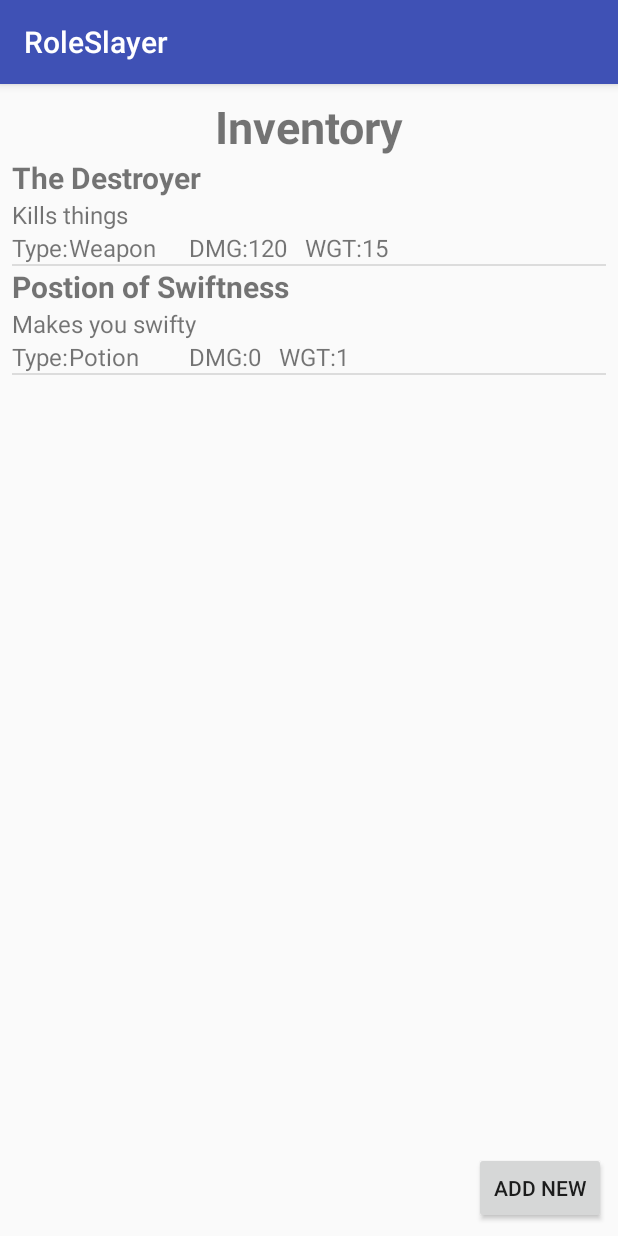
After one commit to vincentcote87/RoleSlayer, an Android app: the CharacterInventoryPage screen opened directly, with no data from a screen before it, on a phone screen of 412 x 824 dp. The commit adds this screen. Run offline under Robolectric (Android 15) with nearby library versions, the phone set to English and light mode, and no system bars.

Commit message:
inventory list works, need to implement add new

```diff
--- a/RoleSlayer/app/src/main/AndroidManifest.xml
+++ b/RoleSlayer/app/src/main/AndroidManifest.xml
@@ -18,7 +18,8 @@
             </intent-filter>
         </activity>
         <activity android:name=".CharacterMainPage" />
-        <activity android:name=".CharacterBasics"></activity>
+        <activity android:name=".CharacterBasics" />
+        <activity android:name=".CharacterInventoryPage"></activity>
     </application>
 
 </manifest>
--- /dev/null
+++ b/RoleSlayer/app/src/main/java/com/roleslayin/roleslayer/CharacterInventoryPage.java
@@ -0,0 +1,28 @@
+package com.roleslayin.roleslayer;
+
+import android.support.v7.app.AppCompatActivity;
+import android.os.Bundle;
+import android.widget.ListView;
+
+public class CharacterInventoryPage extends AppCompatActivity {
+
+    private Integer index;
+    private ListView listView;
+
+    @Override
+    protected void onCreate(Bundle savedInstanceState) {
+        super.onCreate(savedInstanceState);
+        setContentView(R.layout.activity_character_inventory_page);
+
+        index = getIntent().getIntExtra("index", 0);
+
+        initList();
+    }
+
+    public void initList() {
+        InventoryListAdapter myList = new InventoryListAdapter(this,
+                ((MyApplication)this.getApplicationContext()).characterArray.get(index).inventory);
+        listView = (ListView)findViewById(R.id.inventoryListView);
+        listView.setAdapter(myList);
+    }
+}
--- /dev/null
+++ b/RoleSlayer/app/src/main/java/com/roleslayin/roleslayer/CharacterItem.java
@@ -0,0 +1,62 @@
+package com.roleslayin.roleslayer;
+
+public class CharacterItem {
+
+    public CharacterItem(){}
+    public CharacterItem(String name, String descr, String type, int dmg, int weight) {
+        this.itemName = name;
+        this.itemDescr = descr;
+        this.itemType = type;
+        this.itemDmg = dmg;
+        this.itemWeight = weight;
+    }
+
+    private String itemName;
+    private String itemDescr;
+    private String itemType;
+    private int itemDmg;
+    private int itemWeight;
+
+
+    public int getItemWeight() {
+        return itemWeight;
+    }
+
+    public void setItemWeight(int itemWeight) {
+        this.itemWeight = itemWeight;
+    }
+
+
+    public String getItemName() {
+        return itemName;
+    }
+
+    public void setItemName(String itemName) {
+        this.itemName = itemName;
+    }
+
+    public String getItemDescr() {
+        return itemDescr;
+    }
+
+    public void setItemDescr(String itemDescr) {
+        this.itemDescr = itemDescr;
+    }
+
+    public String getItemType() {
+        return itemType;
+    }
+
+    public void setItemType(String itemType) {
+        this.itemType = itemType;
+    }
+
+    public int getItemDmg() {
+        return itemDmg;
+    }
+
+    public void setItemDmg(int itemDmg) {
+        this.itemDmg = itemDmg;
+    }
+
+}
--- a/RoleSlayer/app/src/main/java/com/roleslayin/roleslayer/CharacterMainPage.java
+++ b/RoleSlayer/app/src/main/java/com/roleslayin/roleslayer/CharacterMainPage.java
@@ -44,8 +44,15 @@ public class CharacterMainPage extends AppCompatActivity {
                 Intent intent = new Intent(CharacterMainPage.this, CharacterBasics.class);
                 intent.putExtra("index", index);
                 startActivity(intent);
+            }
+        });
 
-//                passIntent(CharacterBasics.class, playerChar);
+        inventoryBtn.setOnClickListener(new View.OnClickListener() {
+            @Override
+            public void onClick(View view) {
+                Intent intent = new Intent(CharacterMainPage.this, CharacterInventoryPage.class);
+                intent.putExtra("index", index);
+                startActivity(intent);
             }
         });
     }
--- /dev/null
+++ b/RoleSlayer/app/src/main/java/com/roleslayin/roleslayer/InventoryListAdapter.java
@@ -0,0 +1,52 @@
+package com.roleslayin.roleslayer;
+
+import android.app.Activity;
+import android.view.LayoutInflater;
+import android.view.View;
+import android.view.ViewGroup;
+import android.widget.ArrayAdapter;
+import android.widget.ImageView;
+import android.widget.TextView;
+
+import org.w3c.dom.Text;
+
+import java.util.ArrayList;
+
+public class InventoryListAdapter extends ArrayAdapter {
+
+    private final Activity context;
+
+    private final ArrayList<CharacterItem> itemArray = new ArrayList<>();
+
+    public InventoryListAdapter(Activity context, ArrayList<CharacterItem> itemsArrayParam) {
+        super(context, R.layout.inventory_list_view, itemsArrayParam);
+
+        this.context = context;
+
+        this.itemArray.addAll(itemsArrayParam);
+    }
+
+    public View getView(int position, View view, ViewGroup parent) {
+        LayoutInflater inflater = context.getLayoutInflater();
+        View rowView=inflater.inflate(R.layout.inventory_list_view, null, true);
+
+        TextView nameTextField = (TextView)
+                rowView.findViewById(R.id.itemNameView);
+        TextView descrTextField = (TextView)
+                rowView.findViewById(R.id.itemDescView);
+        TextView typeTextField = (TextView)
+                rowView.findViewById(R.id.itemTypeInputView);
+        TextView dmgTextField = (TextView)
+                rowView.findViewById(R.id.itemDmgInputView);
+        TextView weightTextField = (TextView)
+                rowView.findViewById(R.id.itemWeightInputView);
+
+        nameTextField.setText(itemArray.get(position).getItemName());
+        descrTextField.setText(itemArray.get(position).getItemDescr());
+        typeTextField.setText(itemArray.get(position).getItemType());
+        dmgTextField.setText(String.valueOf(itemArray.get(position).getItemDmg()));
+        weightTextField.setText(String.valueOf(itemArray.get(position).getItemWeight()));
+
+        return rowView;
+    };
+};
--- a/RoleSlayer/app/src/main/java/com/roleslayin/roleslayer/MainActivity.java
+++ b/RoleSlayer/app/src/main/java/com/roleslayin/roleslayer/MainActivity.java
@@ -37,6 +37,10 @@ public class MainActivity extends AppCompatActivity implements EnterCharNameDial
         ((MyApplication)this.getApplicationContext()).characterArray.add(new PlayerCharacter());
         ((MyApplication)this.getApplicationContext()).characterArray.get(0).setName("Austenberger");
         ((MyApplication)this.getApplicationContext()).characterArray.get(0).setInfo("Warrior");
+        ((MyApplication)this.getApplicationContext()).characterArray.get(0).addItem(new CharacterItem(
+                "The Destroyer", "Kills things", "Weapon", 120, 15));
+        ((MyApplication)this.getApplicationContext()).characterArray.get(0).addItem(new CharacterItem(
+                "Postion of Swiftness", "Makes you swifty", "Potion", 0, 1));
 
         initList();
 
--- a/RoleSlayer/app/src/main/java/com/roleslayin/roleslayer/PlayerCharacter.java
+++ b/RoleSlayer/app/src/main/java/com/roleslayin/roleslayer/PlayerCharacter.java
@@ -4,6 +4,7 @@ import android.os.Parcel;
 import android.os.Parcelable;
 
 import java.io.IOError;
+import java.util.ArrayList;
 
 public class PlayerCharacter implements Parcelable {
     String name = "";
@@ -19,6 +20,11 @@ public class PlayerCharacter implements Parcelable {
     Integer HT = 0;
     Integer WT = 0;
 
+    ArrayList<CharacterItem> inventory = new ArrayList<>();
+
+    public void addItem(CharacterItem x) {
+        inventory.add(x);
+    }
 
     @Override
     public int describeContents() {
--- /dev/null
+++ b/RoleSlayer/app/src/main/res/layout/activity_character_inventory_page.xml
@@ -0,0 +1,45 @@
+<?xml version="1.0" encoding="utf-8"?>
+<android.support.constraint.ConstraintLayout xmlns:android="http://schemas.android.com/apk/res/android"
+    xmlns:app="http://schemas.android.com/apk/res-auto"
+    xmlns:tools="http://schemas.android.com/tools"
+    android:layout_width="match_parent"
+    android:layout_height="match_parent"
+    tools:context=".CharacterInventoryPage">
+
+    <TextView
+        android:id="@+id/inventoryHeader"
+        android:layout_width="0dp"
+        android:layout_height="wrap_content"
+        android:layout_marginEnd="8dp"
+        android:layout_marginStart="8dp"
+        android:layout_marginTop="8dp"
+        android:text="@string/inventoryHeader"
+        android:textAlignment="center"
+        android:textSize="30sp"
+        android:textStyle="bold"
+        app:layout_constraintEnd_toEndOf="parent"
+        app:layout_constraintStart_toStartOf="parent"
+        app:layout_constraintTop_toTopOf="parent" />
+
+    <Button
+        android:id="@+id/newItemBtn"
+        android:layout_width="wrap_content"
+        android:layout_height="wrap_content"
+        android:layout_marginBottom="8dp"
+        android:layout_marginEnd="8dp"
+        android:text="@string/addCharacterBtn"
+        app:layout_constraintBottom_toBottomOf="parent"
+        app:layout_constraintEnd_toEndOf="parent" />
+
+    <ListView
+        android:id="@+id/inventoryListView"
+        android:layout_width="0dp"
+        android:layout_height="0dp"
+        android:layout_marginBottom="8dp"
+        android:layout_marginEnd="8dp"
+        android:layout_marginStart="8dp"
+        app:layout_constraintBottom_toTopOf="@+id/newItemBtn"
+        app:layout_constraintEnd_toEndOf="parent"
+        app:layout_constraintStart_toStartOf="parent"
+        app:layout_constraintTop_toBottomOf="@+id/inventoryHeader" />
+</android.support.constraint.ConstraintLayout>
--- /dev/null
+++ b/RoleSlayer/app/src/main/res/layout/inventory_list_view.xml
@@ -0,0 +1,90 @@
+<?xml version="1.0" encoding="utf-8"?>
+<LinearLayout xmlns:android="http://schemas.android.com/apk/res/android"
+    android:layout_width="match_parent"
+    android:layout_height="match_parent"
+    android:orientation="horizontal">
+
+    <RelativeLayout
+        android:layout_width="match_parent"
+        android:layout_height="match_parent"
+        android:layout_alignParentStart="true"
+        android:layout_alignParentTop="true"
+        android:orientation="vertical">
+
+        <TextView
+            android:id="@+id/itemNameView"
+            android:layout_width="match_parent"
+            android:layout_height="wrap_content"
+            android:layout_alignParentStart="true"
+            android:layout_alignParentTop="true"
+            android:text="TextView"
+            android:textSize="20sp"
+            android:textStyle="bold" />
+
+        <TextView
+            android:id="@+id/itemDescView"
+            android:layout_width="match_parent"
+            android:layout_height="wrap_content"
+            android:layout_alignParentStart="true"
+            android:layout_below="@+id/itemNameView"
+            android:text="TextView"
+            android:textSize="16sp" />
+
+        <TextView
+            android:id="@+id/itemTypeView"
+            android:layout_width="wrap_content"
+            android:layout_height="wrap_content"
+            android:layout_alignParentStart="true"
+            android:layout_below="@+id/itemDescView"
+            android:text="@string/itemTypeLabel"
+            android:textSize="16sp" />
+
+        <TextView
+            android:id="@+id/itemDmgView"
+            android:layout_width="wrap_content"
+            android:layout_height="wrap_content"
+            android:layout_below="@+id/itemDescView"
+            android:layout_toEndOf="@+id/itemTypeInputView"
+            android:text="@string/itemDmgLabel"
+            android:textSize="16sp"
+            android:paddingLeft="12sp"/>
+
+        <TextView
+            android:id="@+id/itemTypeInputView"
+            android:layout_width="68dp"
+            android:layout_height="wrap_content"
+            android:layout_below="@+id/itemDescView"
+            android:layout_toEndOf="@+id/itemTypeView"
+            android:text="TextView"
+            android:textSize="16sp" />
+
+        <TextView
+            android:id="@+id/itemDmgInputView"
+            android:layout_width="wrap_content"
+            android:layout_height="wrap_content"
+            android:layout_below="@+id/itemDescView"
+            android:layout_toEndOf="@+id/itemDmgView"
+            android:text="TextView"
+            android:textSize="16sp" />
+
+        <TextView
+            android:id="@+id/itemWeightView"
+            android:layout_width="wrap_content"
+            android:layout_height="wrap_content"
+            android:layout_below="@+id/itemDescView"
+            android:layout_toEndOf="@+id/itemDmgInputView"
+            android:text="@string/itemWeightLabel"
+            android:textSize="16sp"
+            android:paddingLeft="12sp"/>
+
+        <TextView
+            android:id="@+id/itemWeightInputView"
+            android:layout_width="wrap_content"
+            android:layout_height="wrap_content"
+            android:layout_below="@+id/itemDescView"
+            android:layout_toEndOf="@+id/itemWeightView"
+            android:text="TextView"
+            android:textSize="16sp" />
+
+    </RelativeLayout>
+</LinearLayout>
--- a/RoleSlayer/app/src/main/res/values/strings.xml
+++ b/RoleSlayer/app/src/main/res/values/strings.xml
@@ -17,4 +17,7 @@
     <string name="advDisadHeader">Advantage/Disadvantage</string>
     <string name="inventoryHeader">Inventory</string>
     <string name="notesHeader">Notes</string>
+    <string name="itemTypeLabel">Type:</string>
+    <string name="itemDmgLabel">DMG:</string>
+    <string name="itemWeightLabel">WGT:</string>
 </resources>
```
Also changed, not shown: RoleSlayer/app/src/main/java/com/roleslayin/roleslayer/ListAdapter.java (+0 -34 lines).
